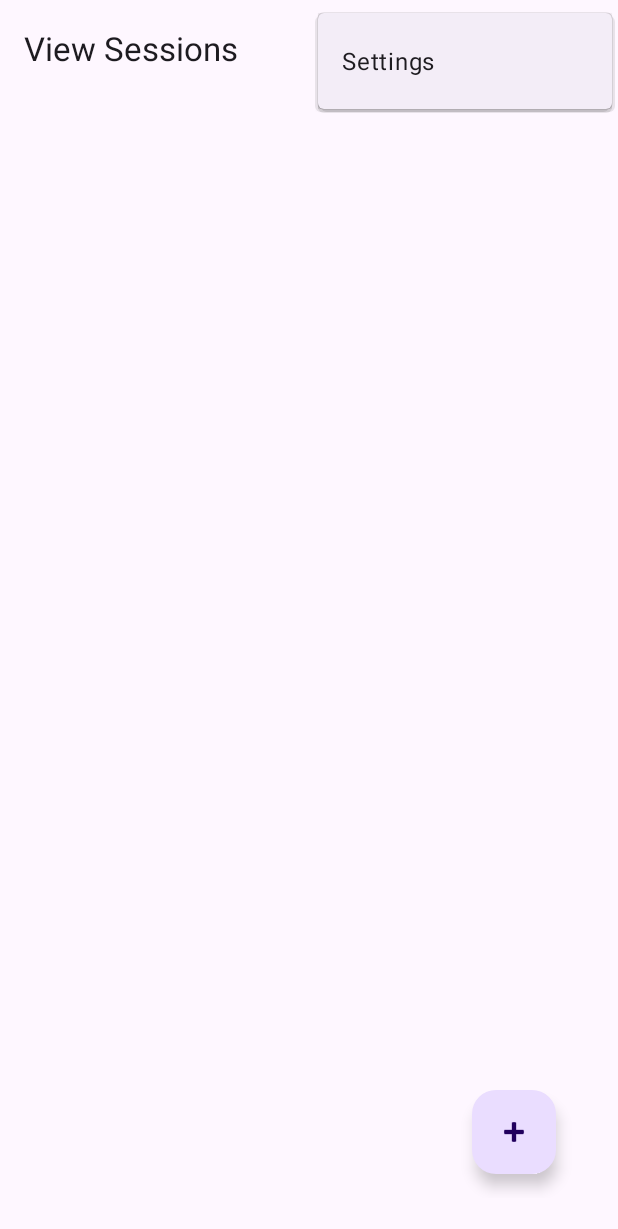
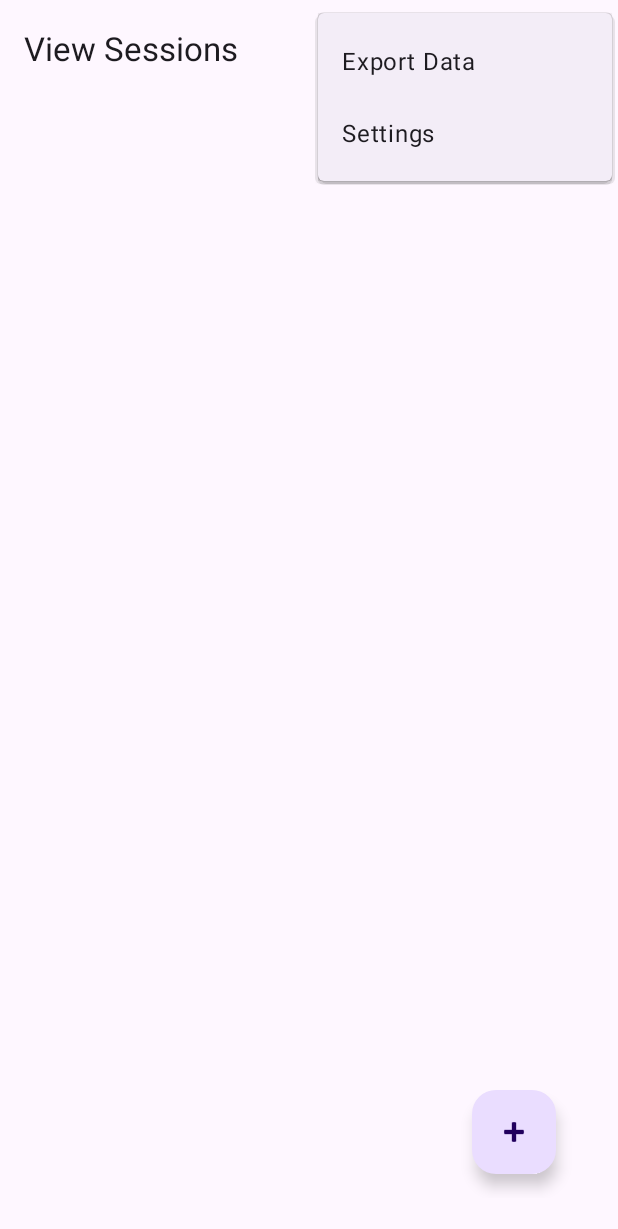
Before and after one commit to espencer127/TherapyNotesTracker, an Android app: the screen it shows after launch (MainActivity), with the options menu open, on a phone screen of 412 x 824 dp. Shown: the top 1229 px of the screen. Run offline under Robolectric (Android 15) with nearby library versions, the phone set to English and light mode, and no system bars; our stand-ins replace Room's generated code, navigation-ui.

Commit message:
created menu item to export data

```diff
--- a/app/src/main/java/com/spencer/therapynotestracker/sessionedit/SessionEditFragment.java
+++ b/app/src/main/java/com/spencer/therapynotestracker/sessionedit/SessionEditFragment.java
@@ -62,11 +62,13 @@ public class SessionEditFragment extends Fragment {
             TextView editDate = view.findViewById(R.id.view_date);
             EditText editAgenda = view.findViewById(R.id.edit_agenda);
             EditText editNotes = view.findViewById(R.id.edit_notes);
+            EditText editTherapist = view.findViewById(R.id.edit_therapist);
 
             // Set the text
             editDate.setText(session.getDate());
             editAgenda.setText(session.getAgenda());
             editNotes.setText(session.getNotes());
+            editTherapist.setText(session.getTherapist());
         });
     }
 
--- a/app/src/main/java/com/spencer/therapynotestracker/SessionListAdapter.java
+++ b/app/src/main/java/com/spencer/therapynotestracker/sessionlist/SessionListAdapter.java
@@ -1,4 +1,4 @@
-package com.spencer.therapynotestracker;
+package com.spencer.therapynotestracker.sessionlist;
 
 import android.view.LayoutInflater;
 import android.view.View;
@@ -8,6 +8,8 @@ import android.widget.TextView;
 
 import androidx.recyclerview.widget.RecyclerView;
 
+import com.spencer.therapynotestracker.R;
+import com.spencer.therapynotestracker.SelectListener;
 import com.spencer.therapynotestracker.database.Session;
 
 import java.util.List;
--- a/app/src/main/java/com/spencer/therapynotestracker/FirstFragment.java
+++ b/app/src/main/java/com/spencer/therapynotestracker/sessionlist/SessionListFragment.java
@@ -1,4 +1,4 @@
-package com.spencer.therapynotestracker;
+package com.spencer.therapynotestracker.sessionlist;
 
 import android.app.AlertDialog;
 import android.content.DialogInterface;
@@ -20,13 +20,16 @@ import androidx.recyclerview.widget.LinearLayoutManager;
 import androidx.recyclerview.widget.RecyclerView;
 
 import com.google.android.material.floatingactionbutton.FloatingActionButton;
+import com.spencer.therapynotestracker.MainActivity;
+import com.spencer.therapynotestracker.R;
+import com.spencer.therapynotestracker.SelectListener;
 import com.spencer.therapynotestracker.database.Session;
 import com.spencer.therapynotestracker.databinding.FragmentFirstBinding;
 import com.spencer.therapynotestracker.sessionedit.ActiveSessionViewModel;
 
 import java.util.List;
 
-public class FirstFragment extends Fragment implements View.OnClickListener, SelectListener {
+public class SessionListFragment extends Fragment implements View.OnClickListener, SelectListener {
 
     private FragmentFirstBinding binding;
 
@@ -34,7 +37,7 @@ public class FirstFragment extends Fragment implements View.OnClickListener, Sel
 
     private ActiveSessionViewModel activeSession;
 
-    private HomeViewModel homeViewModel;
+    private SessionListViewModel sessionListViewModel;
 
     FloatingActionButton enterButton;
 
@@ -50,11 +53,11 @@ public class FirstFragment extends Fragment implements View.OnClickListener, Sel
 
         View contentView = inflater.inflate(R.layout.fragment_first, container, false);
 
-        homeViewModel = new ViewModelProvider(requireActivity()).get(HomeViewModel.class);
+        sessionListViewModel = new ViewModelProvider(requireActivity()).get(SessionListViewModel.class);
         activeSession = new ViewModelProvider(requireActivity()).get(ActiveSessionViewModel.class);
 
         // Observe LiveData bins
-        homeViewModel.getSessions().observe(getViewLifecycleOwner(), sessions -> {
+        sessionListViewModel.getSessions().observe(getViewLifecycleOwner(), sessions -> {
             // Update adapter
             sessionListAdapter.updateSessions(sessions);
         });
@@ -72,7 +75,7 @@ public class FirstFragment extends Fragment implements View.OnClickListener, Sel
         super.onViewCreated(view, savedInstanceState);
 
         // Assign sessionlist to SessionAdapter
-        sessionListAdapter = new SessionListAdapter(homeViewModel.getSessions().getValue(), this::onItemClicked);
+        sessionListAdapter = new SessionListAdapter(sessionListViewModel.getSessions().getValue(), this::onItemClicked);
 
         // Set the LayoutManager that this RecyclerView will use.
         RecyclerView recyclerView = view.findViewById(R.id.binRecyclerView);
@@ -98,6 +101,9 @@ public class FirstFragment extends Fragment implements View.OnClickListener, Sel
         if (v.getId() == R.id.fab) {
             Toast.makeText(v.getContext(), "Add Button Clicked!", Toast.LENGTH_SHORT).show();
             promptForSession();
+        } else if (v.getId() == R.id.action_export_data) {
+            Toast.makeText(v.getContext(), "Export data Button Clicked!", Toast.LENGTH_SHORT).show();
+
         }
     }
 
@@ -123,7 +129,7 @@ public class FirstFragment extends Fragment implements View.OnClickListener, Sel
                         alertPromptNotes.getText().toString(),
                         alertPromptTherapist.getText().toString());
 
-                homeViewModel.insert(session);
+                sessionListViewModel.insert(session);
 
                 if (Build.VERSION.SDK_INT >= Build.VERSION_CODES.TIRAMISU) {
                     ((MainActivity) getActivity()).sendBinAlertNotification(list);
@@ -143,13 +149,12 @@ public class FirstFragment extends Fragment implements View.OnClickListener, Sel
 
     @Override
     public void onItemClicked(Session session) {
-        NavHostFragment.findNavController(FirstFragment.this)
+        NavHostFragment.findNavController(SessionListFragment.this)
                 .navigate(R.id.action_FirstFragment_to_SecondFragment);
 
         activeSession.selectItem(session);
 
         Toast.makeText(this.getContext(), activeSession.getSelectedItem().getValue().getAgenda(), Toast.LENGTH_SHORT).show();
 
-
     }
 }
--- a/app/src/main/java/com/spencer/therapynotestracker/HomeViewModel.java
+++ b/app/src/main/java/com/spencer/therapynotestracker/sessionlist/SessionListViewModel.java
@@ -1,4 +1,4 @@
-package com.spencer.therapynotestracker;
+package com.spencer.therapynotestracker.sessionlist;
 
 import android.app.Application;
 
@@ -11,13 +11,13 @@ import com.spencer.therapynotestracker.database.SessionRepository;
 
 import java.util.List;
 
-public class HomeViewModel extends AndroidViewModel {
+public class SessionListViewModel extends AndroidViewModel {
 
     private SessionRepository mRepository;
 
     private LiveData<List<Session>> sessionsListLiveData;
 
-    public HomeViewModel(@NonNull Application application) {
+    public SessionListViewModel(@NonNull Application application) {
         super(application);
         mRepository = new SessionRepository(application);
         sessionsListLiveData = mRepository.getAllSessions();
--- a/app/src/main/res/layout/fragment_first.xml
+++ b/app/src/main/res/layout/fragment_first.xml
@@ -5,7 +5,7 @@
     android:layout_width="match_parent"
     android:layout_height="match_parent"
     android:padding="25dp"
-    tools:context=".FirstFragment">
+    tools:context=".sessionlist.SessionListFragment">
 
 <!--    <Button-->
 <!--        android:id="@+id/button_first"-->
--- a/app/src/main/res/menu/menu_main.xml
+++ b/app/src/main/res/menu/menu_main.xml
@@ -2,6 +2,11 @@
     xmlns:app="http://schemas.android.com/apk/res-auto"
     xmlns:tools="http://schemas.android.com/tools"
     tools:context="com.spencer.therapynotestracker.MainActivity">
+    <item
+        android:id="@+id/action_export_data"
+        android:orderInCategory="100"
+        android:title="@string/export_data"
+        app:showAsAction="never" />
     <item
         android:id="@+id/action_settings"
         android:orderInCategory="100"
--- a/app/src/main/res/navigation/nav_graph.xml
+++ b/app/src/main/res/navigation/nav_graph.xml
@@ -7,7 +7,7 @@
 
     <fragment
         android:id="@+id/FirstFragment"
-        android:name="com.spencer.therapynotestracker.FirstFragment"
+        android:name="com.spencer.therapynotestracker.sessionlist.SessionListFragment"
         android:label="@string/first_fragment_label"
         tools:layout="@layout/fragment_first">
 
--- a/app/src/main/res/values/strings.xml
+++ b/app/src/main/res/values/strings.xml
@@ -16,4 +16,5 @@
     </string>
     <string name="delete">Delete</string>
     <string name="expand">Expand</string>
+    <string name="export_data">Export Data</string>
 </resources>
```
Also changed, not shown: app/build.gradle (+7 -17 lines), app/src/main/java/com/spencer/therapynotestracker/MainActivity.java (+42 -14 lines), app/src/main/java/com/spencer/therapynotestracker/NoteAdapter.java (deleted, +0 -49 lines), gradle/libs.versions.toml (+9 -0 lines).
